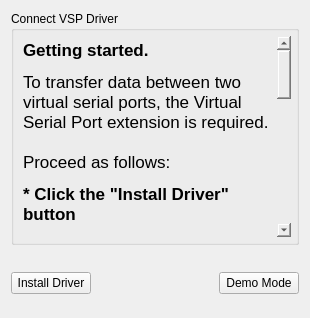
This is VSPClient/ui/pgconnect.ui in britus/VSPClient as Qt 5 draws it before an edit. The edited form follows.
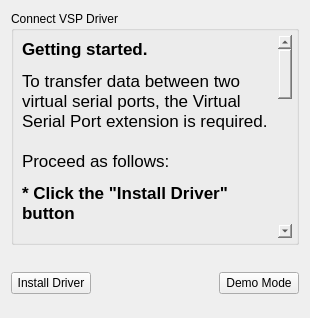
This is the edited form.

What changed in the file:
```diff
--- a/VSPClient/ui/pgconnect.ui
+++ b/VSPClient/ui/pgconnect.ui
@@ -73,6 +73,12 @@
            <property name="styleSheet">
             <string notr="true">background-color: transparent;</string>
            </property>
+           <property name="frameShape">
+            <enum>QFrame::NoFrame</enum>
+           </property>
+           <property name="frameShadow">
+            <enum>QFrame::Plain</enum>
+           </property>
            <property name="html">
             <string>&lt;!DOCTYPE HTML PUBLIC &quot;-//W3C//DTD HTML 4.0//EN&quot; &quot;http://www.w3.org/TR/REC-html40/strict.dtd&quot;&gt;
 &lt;html&gt;&lt;head&gt;&lt;meta name=&quot;qrichtext&quot; content=&quot;1&quot; /&gt;&lt;meta charset=&quot;utf-8&quot; /&gt;&lt;style type=&quot;text/css&quot;&gt;
```
Left out of the diff: 11 changed lines with no effect on the pictures.
